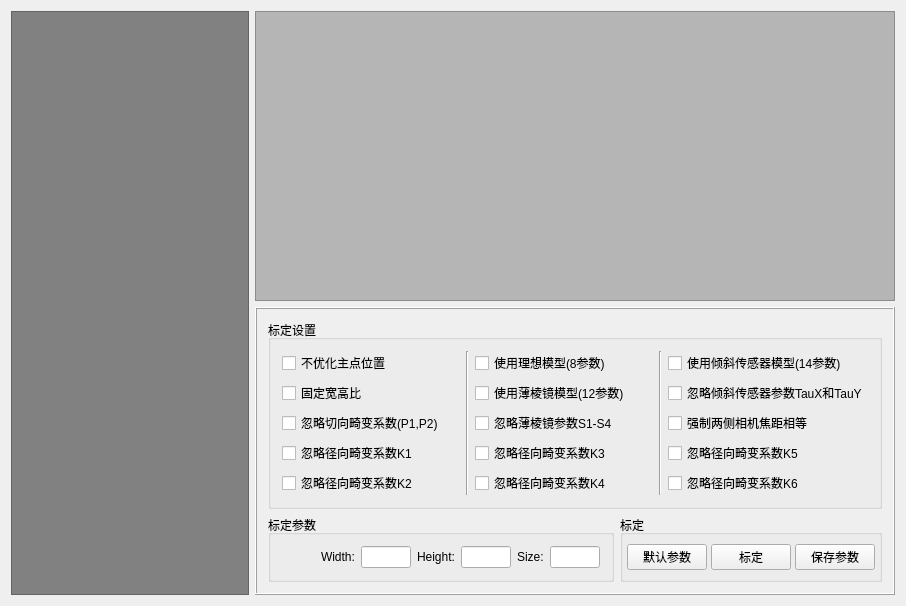
First picture: the form in src/Evision/CalibraterView.ui, repository jiafeng5513/Evision, before the edit.
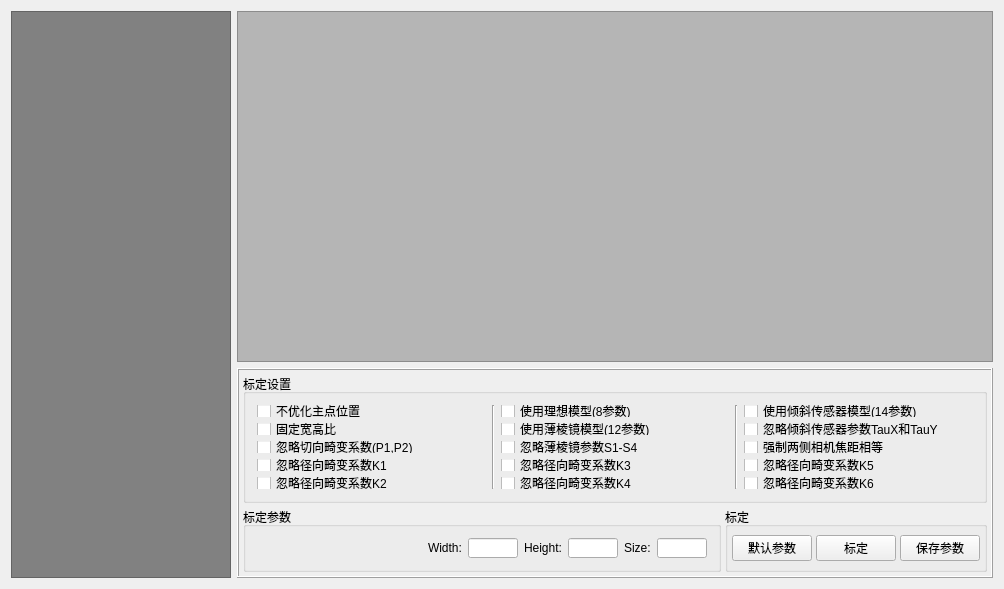
Second picture: the form after the edit.

The edit to the form file:
```diff
--- a/src/Evision/CalibraterView.ui
+++ b/src/Evision/CalibraterView.ui
@@ -6,8 +6,8 @@
    <rect>
     <x>0</x>
     <y>0</y>
-    <width>906</width>
-    <height>606</height>
+    <width>1004</width>
+    <height>589</height>
    </rect>
   </property>
   <property name="windowTitle">
@@ -18,13 +18,34 @@
     <widget class="QListWidget" name="listWidget">
      <property name="maximumSize">
       <size>
-       <width>240</width>
+       <width>220</width>
        <height>16777215</height>
       </size>
      </property>
      <property name="styleSheet">
       <string notr="true">background-color: rgb(129, 129, 129);</string>
      </property>
+     <property name="dragDropMode">
+      <enum>QAbstractItemView::DragDrop</enum>
+     </property>
+     <property name="iconSize">
+      <size>
+       <width>60</width>
+       <height>60</height>
+      </size>
+     </property>
+     <property name="flow">
+      <enum>QListView::LeftToRight</enum>
+     </property>
+     <property name="viewMode">
+      <enum>QListView::IconMode</enum>
+     </property>
+     <property name="modelColumn">
+      <number>0</number>
+     </property>
+     <property name="currentRow">
+      <number>-1</number>
+     </property>
     </widget>
    </item>
    <item row="0" column="1">
@@ -36,6 +57,12 @@
    </item>
    <item row="1" column="1">
     <widget class="QFrame" name="frame">
+     <property name="maximumSize">
+      <size>
+       <width>16777215</width>
+       <height>210</height>
+      </size>
+     </property>
      <property name="frameShape">
       <enum>QFrame::Box</enum>
      </property>
@@ -43,6 +70,21 @@
       <enum>QFrame::Raised</enum>
      </property>
      <layout class="QGridLayout" name="gridLayout">
+      <property name="leftMargin">
+       <number>4</number>
+      </property>
+      <property name="topMargin">
+       <number>4</number>
+      </property>
+      <property name="rightMargin">
+       <number>4</number>
+      </property>
+      <property name="bottomMargin">
+       <number>4</number>
+      </property>
+      <property name="spacing">
+       <number>4</number>
+      </property>
       <item row="0" column="0" colspan="2">
        <widget class="QGroupBox" name="groupBox_3">
         <property name="title">
```
Left out of the diff: 37 changed lines with no effect on the pictures.
